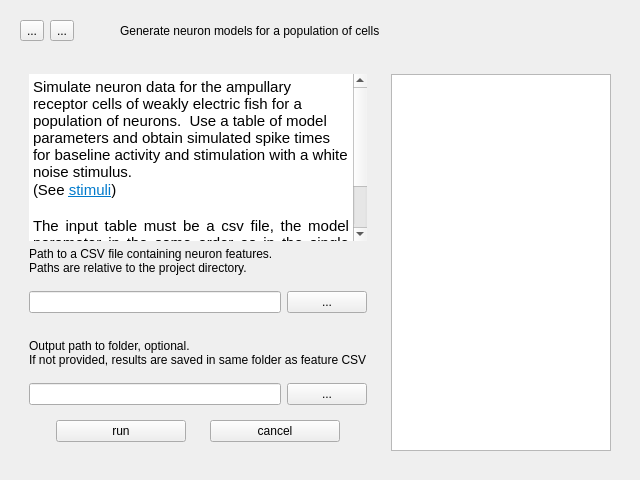
Before: the Qt Designer form ampullary_ui/ui/populationgenerator.ui in bendalab/ampullarymodel, drawn with Qt 5.
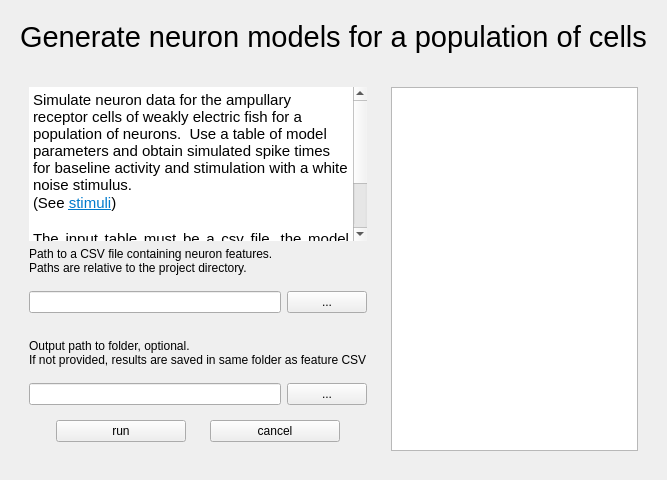
After: the same form once the commit is applied. Icons and pictures are not drawn.

```diff
--- a/ampullary_ui/ui/populationgenerator.ui
+++ b/ampullary_ui/ui/populationgenerator.ui
@@ -17,58 +17,14 @@
    <item>
     <widget class="QWidget" name="tc_header" native="true">
      <layout class="QHBoxLayout" name="horizontalLayout_4">
-      <item>
-       <widget class="QToolButton" name="tc_back_to_main">
-        <property name="maximumSize">
-         <size>
-          <width>16777215</width>
-          <height>27</height>
-         </size>
-        </property>
-        <property name="text">
-         <string>...</string>
-        </property>
-        <property name="icon">
-         <iconset>
-          <normaloff>:/icons/pictograms/home.png</normaloff>:/icons/pictograms/home.png</iconset>
-        </property>
-       </widget>
-      </item>
-      <item>
-       <widget class="QToolButton" name="tc_to_single">
-        <property name="maximumSize">
-         <size>
-          <width>16777215</width>
-          <height>27</height>
-         </size>
-        </property>
-        <property name="text">
-         <string>...</string>
-        </property>
-        <property name="icon">
-         <iconset>
-          <normaloff>:/icons/pictograms/arrow_back.png</normaloff>:/icons/pictograms/arrow_back.png</iconset>
-        </property>
-       </widget>
-      </item>
-      <item>
-       <spacer name="horizontalSpacer_3">
-        <property name="orientation">
-         <enum>Qt::Orientation::Vertical</enum>
-        </property>
-        <property name="sizeType">
-         <enum>QSizePolicy::Policy::Fixed</enum>
-        </property>
-        <property name="sizeHint" stdset="0">
-         <size>
-          <width>40</width>
-          <height>20</height>
-         </size>
-        </property>
-       </spacer>
-      </item>
       <item>
        <widget class="QLabel" name="tc_title">
+        <property name="font">
+         <font>
+          <family>Ubuntu</family>
+          <pointsize>22</pointsize>
+         </font>
+        </property>
         <property name="text">
          <string>Generate neuron models for a population of cells</string>
         </property>
```
